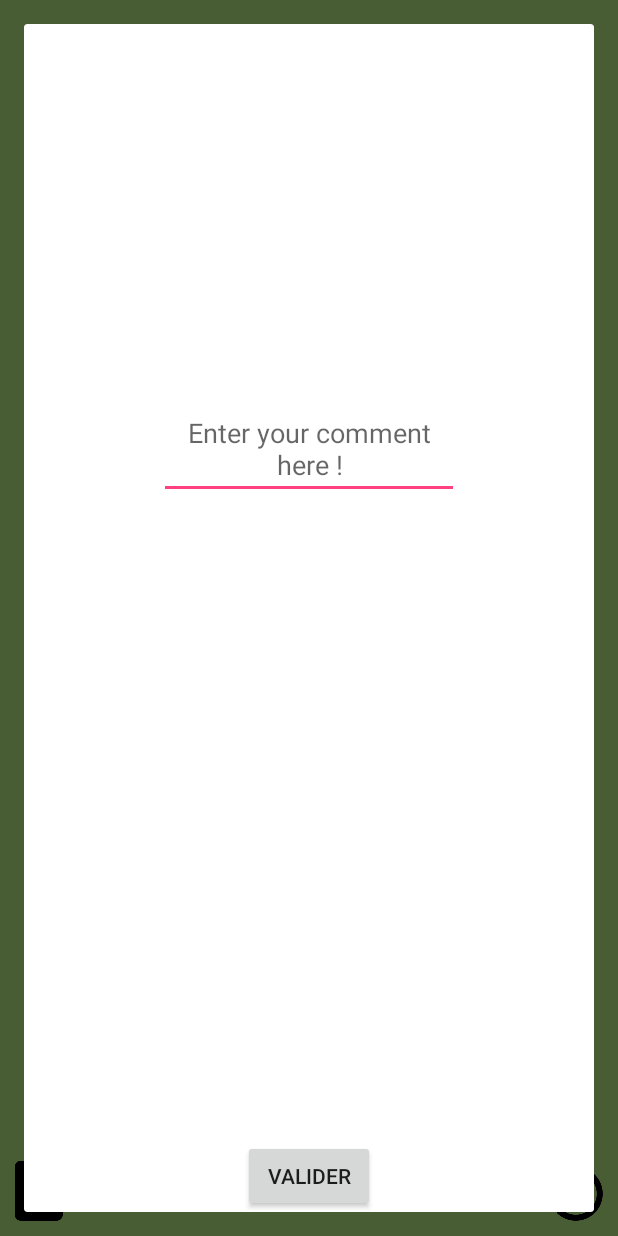
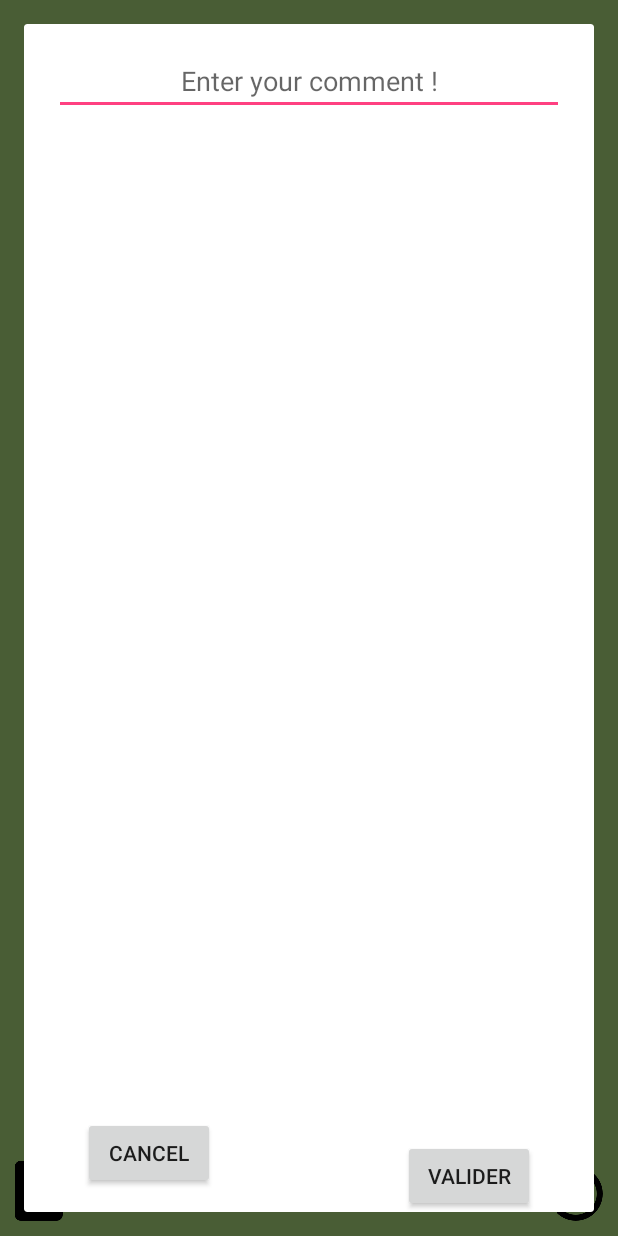
Before and after one commit to inveders/MoodTracker, an Android app: the screen it shows after launch (MainActivity), after a tap on an icon or button, on a phone screen of 412 x 824 dp. Run offline under Robolectric (Android 15) with nearby library versions, the phone set to English and light mode, and no system bars.

Commit message:
Coding the database and add insertTable and updateTable.

```diff
--- a/app/src/main/java/com/mood/gnimadi/alexandra/moodtracker/Controller/MainActivity.java
+++ b/app/src/main/java/com/mood/gnimadi/alexandra/moodtracker/Controller/MainActivity.java
@@ -1,11 +1,10 @@
 package com.mood.gnimadi.alexandra.moodtracker.Controller;
 
-import android.app.Activity;
 import android.app.AlertDialog;
 import android.content.Intent;
-import android.content.SharedPreferences;
 import android.graphics.Color;
 import android.os.Bundle;
+import android.support.v7.app.AppCompatActivity;
 import android.util.Log;
 import android.view.GestureDetector;
 import android.view.MotionEvent;
@@ -17,15 +16,16 @@ import android.widget.ImageView;
 import android.widget.RelativeLayout;
 import android.widget.Toast;
 
-import com.mood.gnimadi.alexandra.moodtracker.Model.DatabaseManager;
+import com.mood.gnimadi.alexandra.moodtracker.Model.DatabaseComment;
 import com.mood.gnimadi.alexandra.moodtracker.R;
 
 
-public class MainActivity extends Activity implements android.view.GestureDetector.OnGestureListener {
+public class MainActivity extends AppCompatActivity implements android.view.GestureDetector.OnGestureListener {
 
     private GestureDetector mGestureDetector;
     private int gesture=3;
-    private DatabaseManager databaseManager;
+    private DatabaseComment databaseComment;
+
 
     int[] mDraw = {
             R.drawable.smiley_sad,
@@ -37,42 +37,63 @@ public class MainActivity extends Activity implements android.view.GestureDetect
 
     ImageView ImageSwipe;
     RelativeLayout Li;
+    private String DayComment;
 
 
     @Override
     protected void onCreate(Bundle savedInstanceState) {
         super.onCreate(savedInstanceState);
         setContentView(R.layout.activity_main);
+
         //Configuration for the swipe
        ImageSwipe = findViewById(R.id.draw);
        Li= findViewById(R.id.relativelayout);
        ImageSwipe.setImageResource(mDraw[gesture]);
        mGestureDetector = new GestureDetector(this, this);
+
+
        //Configuration for the comment
-        ImageButton mBtnComment = findViewById(R.id.btnComment);
+        ImageButton mBtnComment = (ImageButton) findViewById(R.id.btnComment);
+        databaseComment = new DatabaseComment(this);
         mBtnComment.setOnClickListener(new View.OnClickListener(){
 
             @Override
             public void onClick(View view){
-                AlertDialog.Builder mBuilder = new AlertDialog.Builder(MainActivity.this);
+                final AlertDialog.Builder mBuilder = new AlertDialog.Builder(MainActivity.this);
                 View mView = getLayoutInflater().inflate(R.layout.comment, null);
                 EditText mTextComment = (EditText) mView.findViewById(R.id.textComment);
                 final String stringTextComment = mTextComment.getText().toString();
-                databaseManager = new DatabaseManager(this);
                 Button mValidComment = (Button) mView.findViewById(R.id.validComment);
+                Button mCancelComment = (Button) mView.findViewById(R.id.cancelComment);
+
+
+                mBuilder.setView(mView);
+                final AlertDialog dialog = mBuilder.create();
+                Log.d("DEBUG", "ALertDialog");
+                dialog.show();
 
                 mValidComment.setOnClickListener(new View.OnClickListener(){
                     @Override
                     public  void onClick(View view){
                         Toast.makeText(MainActivity.this,"Comment is ok",Toast.LENGTH_SHORT).show();
-                        databaseManager.insertComment(stringTextComment);
-                        databaseManager.close();
+                        databaseComment.insertTable(stringTextComment,gesture);
+                        databaseComment.close();
+                        dialog.cancel();
+                        String DayOfComment = stringTextComment.toString();
+
+
                     }
                 });
 
-                mBuilder.setView(mView);
-                AlertDialog dialog = mBuilder.create();
-                dialog.show();
+                mCancelComment.setOnClickListener(new View.OnClickListener(){
+                    @Override
+                    public  void onClick(View view){
+                        Toast.makeText(MainActivity.this,"Cancel is ok",Toast.LENGTH_SHORT).show();
+                        dialog.cancel();
+
+
+                    }
+                });
             }
         });
 
@@ -172,22 +193,37 @@ public class MainActivity extends Activity implements android.view.GestureDetect
         }
     }
 
-    /**Method to change an image (background too)*/
+    /**Method to change an image (background too) and add the mood in the SQLite database*/
     public void ParametersImage(){
         ImageSwipe.setImageResource(mDraw[gesture]);
         Li.setBackgroundColor(Color.parseColor(mColor[gesture]));
-        SharedPreferences preferences = getPreferences(MODE_PRIVATE);
-        preferences.edit().putInt("Mood", gesture);
+        MoodStatusInsertion();
 
     }
 
+    /**Open the History Activity*/
     public void LogoHistory (View view) {
         startActivity(new Intent(this, HistoryActivity.class));
 
     }
 
-    public void LogoComment (View view) {
+   /**Put the mood in the SQLite database*/
+    public void MoodStatusInsertion(){
+
+        //Récuper la valeur de mon tableau ici pour la colonne commentaire et voir si c'est null ou pas.
+        if (DayComment==null) {
+            databaseComment.insertTable(DayComment, gesture);
+            Toast.makeText(MainActivity.this, "Gesture insert is ok", Toast.LENGTH_SHORT).show();
+            databaseComment.close();
+        }
+        else {
+            databaseComment.updateTable(DayComment, gesture);
+            Toast.makeText(MainActivity.this, "Gesture update is ok", Toast.LENGTH_SHORT).show();
+            databaseComment.close();
+        }
+
 
     }
 
+
 }
--- /dev/null
+++ b/app/src/main/java/com/mood/gnimadi/alexandra/moodtracker/Model/Date.java
@@ -0,0 +1,4 @@
+package com.mood.gnimadi.alexandra.moodtracker.Model;
+
+public class Date {
+}
--- a/app/src/main/res/layout/comment.xml
+++ b/app/src/main/res/layout/comment.xml
@@ -1,26 +1,41 @@
 <?xml version="1.0" encoding="utf-8"?>
-<RelativeLayout
-    xmlns:android="http://schemas.android.com/apk/res/android"
-    android:layout_width="match_parent"
-    android:layout_height="match_parent">
+<RelativeLayout xmlns:android="http://schemas.android.com/apk/res/android"
+    android:layout_width="300dp"
+    android:layout_height="150dp"
+    android:layout_gravity="center"
+    >
 
     <EditText
         android:id="@+id/textComment"
-        android:layout_width="wrap_content"
+        android:layout_width="500dp"
         android:layout_height="wrap_content"
-        android:layout_marginHorizontal="90dp"
-        android:layout_marginTop="250dp"
+        android:layout_marginHorizontal="20dp"
+        android:layout_marginTop="15dp"
         android:gravity="center"
-        android:hint="Enter your comment here !" />
+        android:hint="Enter your comment !" />
 
     <Button
         android:id="@+id/validComment"
         android:layout_width="wrap_content"
         android:layout_height="wrap_content"
         android:layout_alignParentBottom="true"
-        android:layout_centerHorizontal="true"
-        android:layout_marginBottom="160dp"
-        android:text="VALIDER" />
+        android:layout_alignParentEnd="true"
+        android:layout_marginBottom="15dp"
+        android:layout_marginEnd="39dp"
+        android:text="VALIDER"
+        android:layout_marginRight="39dp"
+        android:layout_alignParentRight="true" />
+
+    <Button
+        android:id="@+id/cancelComment"
+        android:layout_width="wrap_content"
+        android:layout_height="wrap_content"
+        android:layout_alignParentStart="true"
+        android:layout_alignTop="@+id/validComment"
+        android:layout_marginStart="39dp"
+        android:text="CANCEL"
+        android:layout_marginLeft="39dp"
+        android:layout_alignParentLeft="true" />
 
 
 </RelativeLayout>
```
Also changed, not shown: app/src/main/java/com/mood/gnimadi/alexandra/moodtracker/Model/DatabaseComment.java (added, +58 -0 lines), app/src/main/java/com/mood/gnimadi/alexandra/moodtracker/Model/DatabaseManager.java (deleted, +0 -58 lines).
